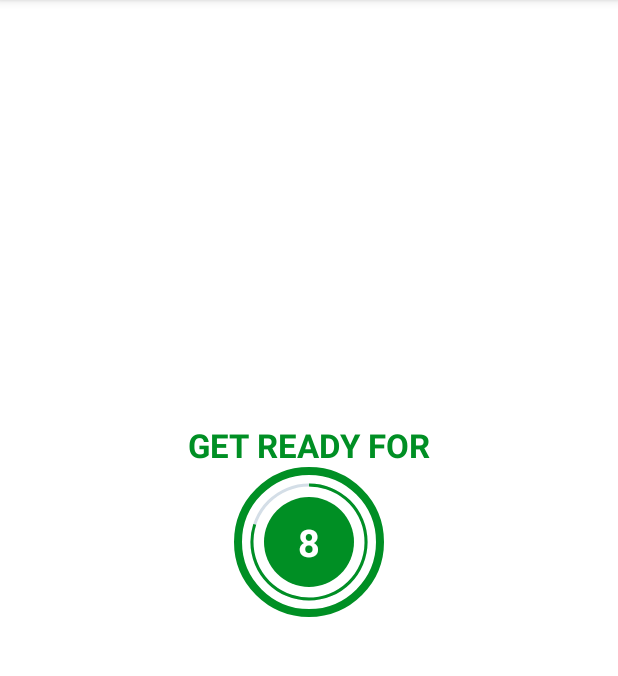
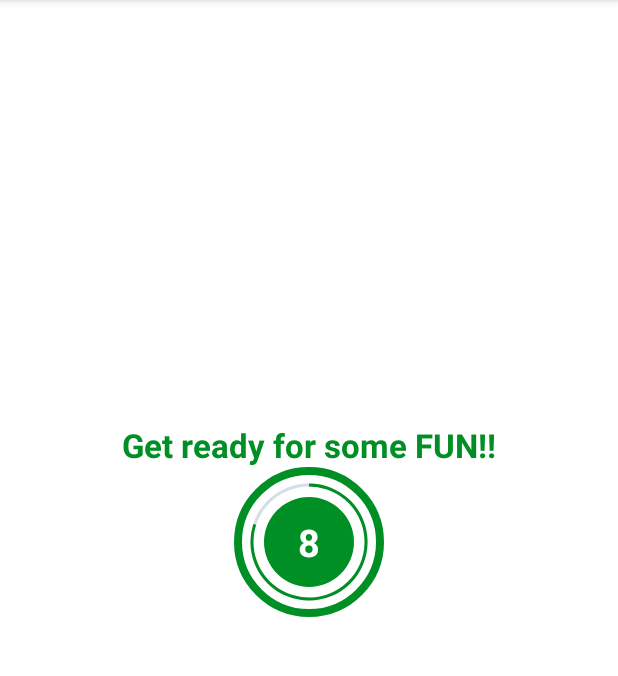
Before and after one commit to vanchinathan83/7-minute-workout, an Android app: the ExerciseActivity screen opened directly, with no data from a screen before it, on a phone screen of 412 x 824 dp, the part 84-760 px from its top. Run offline under Robolectric (Android 15) with nearby library versions, the phone set to English and light mode, and no system bars.

Commit message:
Integrating with Model and finishing core features

```diff
--- a/app/src/main/java/com/vanchi/a7minuteworkout/ExerciseActivity.kt
+++ b/app/src/main/java/com/vanchi/a7minuteworkout/ExerciseActivity.kt
@@ -16,6 +16,7 @@ class ExerciseActivity : AppCompatActivity() {
     private var restTime: Int = 0
     private var exerciseTime: Int = 0
     private var exercises: ArrayList<Exercise>? = null
+    private var currentExercisePosition: Int = -1
     object ExerciseConstants {
         const val REST_TIME_IN_MS = 10000L
         const val EXERCISE_TIME_IN_MS = 30000L
@@ -38,7 +39,11 @@ class ExerciseActivity : AppCompatActivity() {
             onBackPressed()
         }
         exercises = Constants.getExercises()
+        // Setup
+        binding?.tvTitle?.text = "Get ready for some FUN!!"
         binding?.flExercise?.visibility = View.INVISIBLE
+        binding?.imageView?.visibility = View.INVISIBLE
+        binding?.tvExercise?.visibility = View.INVISIBLE
         setupRestTimer()
     }
 
@@ -48,7 +53,15 @@ class ExerciseActivity : AppCompatActivity() {
             restTimer?.cancel()
             restTimer = null
         }
-        startRestTimer()
+        if(currentExercisePosition < exercises!!.size - 1){
+            currentExercisePosition++
+            binding?.flRest?.visibility = View.VISIBLE
+            binding?.tvTitle?.visibility = View.VISIBLE
+            binding?.restTimer?.text = ExerciseConstants.REST_TIME_TEXT
+            startRestTimer()
+        }else{
+            Toast.makeText(this, "Congratulations! You are done with 7 minutes of workout!!", Toast.LENGTH_SHORT).show()
+        }
     }
 
     private fun startRestTimer(){
@@ -61,14 +74,29 @@ class ExerciseActivity : AppCompatActivity() {
             }
 
             override fun onFinish() {
-                Toast.makeText(this@ExerciseActivity, "Rest time done!!",Toast.LENGTH_SHORT).show()
-                binding?.flExercise?.visibility = View.VISIBLE
-                binding?.exerciseTimer?.text = ExerciseConstants.EXERCISE_TIME_TEXT
                 binding?.flRest?.visibility = View.INVISIBLE
-                startExerciseTimer()
+                binding?.tvTitle?.visibility = View.INVISIBLE
+                setUpExerciseView()
             }
 
         }.start()
+    }
+
+    private fun setUpExerciseView() {
+        binding?.imageView?.visibility = View.VISIBLE
+        binding?.flExercise?.visibility = View.VISIBLE
+
+        binding?.tvExercise?.text = exercises!![currentExercisePosition].getName()
+        binding?.tvExercise?.visibility = View.VISIBLE
+
+        binding?.exerciseTimer?.text = ExerciseConstants.EXERCISE_TIME_TEXT
+        if(exerciseTimer != null){
+            exerciseTime = 0
+            exerciseTimer?.cancel()
+            exerciseTimer = null
+        }
+        binding?.imageView?.setImageResource(exercises!![currentExercisePosition].getImage())
+        startExerciseTimer()
     }
 
     private fun startExerciseTimer(){
@@ -78,7 +106,6 @@ class ExerciseActivity : AppCompatActivity() {
             exerciseTimer = null
         }
         binding?.exerciseProgressBar?.progress = exerciseTime
-        binding?.tvTitle?.text = "Exercise Name"
         exerciseTimer = object : CountDownTimer(ExerciseConstants.EXERCISE_TIME_IN_MS, ExerciseConstants.TICK_IN_MS){
             override fun onTick(millisUntilFinished: Long) {
                 exerciseTime++
@@ -87,10 +114,10 @@ class ExerciseActivity : AppCompatActivity() {
             }
 
             override fun onFinish() {
-                Toast.makeText(this@ExerciseActivity, "Exercise time done!!",Toast.LENGTH_SHORT).show()
                 binding?.flExercise?.visibility = View.INVISIBLE
-                binding?.restTimer?.text = ExerciseConstants.REST_TIME_TEXT
-                binding?.flRest?.visibility = View.VISIBLE
+                binding?.imageView?.visibility = View.INVISIBLE
+                binding?.tvExercise?.visibility = View.INVISIBLE
+                binding?.tvTitle?.text = "Time to Rest up"
                 setupRestTimer()
             }
 
--- a/app/src/main/res/layout/activity_excercise.xml
+++ b/app/src/main/res/layout/activity_excercise.xml
@@ -25,6 +25,7 @@
         android:textSize="@dimen/default_button_text_size"
         android:textColor="@color/color_primary_accent"
         android:textStyle="bold"
+        tools:visibility="invisible"
         app:layout_constraintBottom_toTopOf="@id/flRest"
         app:layout_constraintStart_toStartOf="parent"
         app:layout_constraintEnd_toEndOf="parent"/>
@@ -68,19 +69,44 @@
                 tools:text="10"/>
         </LinearLayout>
     </FrameLayout>
+    <ImageView
+        android:id="@+id/imageView"
+        android:layout_width="match_parent"
+        android:layout_height="0dp"
+        android:scaleType="fitXY"
+        android:src="@drawable/jumping_jacks"
+        android:visibility="visible"
+        app:layout_constraintBottom_toTopOf="@id/tvExercise"
+        app:layout_constraintTop_toBottomOf="@id/toolbar"
+        app:layout_constraintStart_toStartOf="parent"
+        app:layout_constraintEnd_toEndOf="parent"/>
+    <TextView
+        android:id="@+id/tvExercise"
+        android:layout_width="wrap_content"
+        android:layout_height="wrap_content"
+        android:layout_marginTop="20dp"
+        android:text="ExerciseName"
+        android:textColor="@color/color_primary_accent"
+        android:textStyle="bold"
+        android:visibility="gone"
+        app:layout_constraintEnd_toEndOf="parent"
+        app:layout_constraintStart_toStartOf="parent"
+        app:layout_constraintTop_toBottomOf="@+id/imageView"
+        app:layout_constraintBottom_toTopOf="@id/flExercise"
+        tools:visibility="visible"/>
 
     <FrameLayout
         android:id="@+id/flExercise"
         android:layout_width="100dp"
         android:layout_height="100dp"
-        android:layout_marginTop="10dp"
+        android:layout_marginTop="25dp"
         android:background="@drawable/item_circular_color_accent_border"
         android:visibility="invisible"
         tools:visibility="visible"
         app:layout_constraintBottom_toBottomOf="parent"
         app:layout_constraintStart_toStartOf="parent"
         app:layout_constraintEnd_toEndOf="parent"
-        app:layout_constraintTop_toTopOf="@id/toolbar">
+        app:layout_constraintTop_toTopOf="@id/tvExercise">
         <ProgressBar
             android:id="@+id/exerciseProgressBar"
             android:layout_width="100dp"
```
